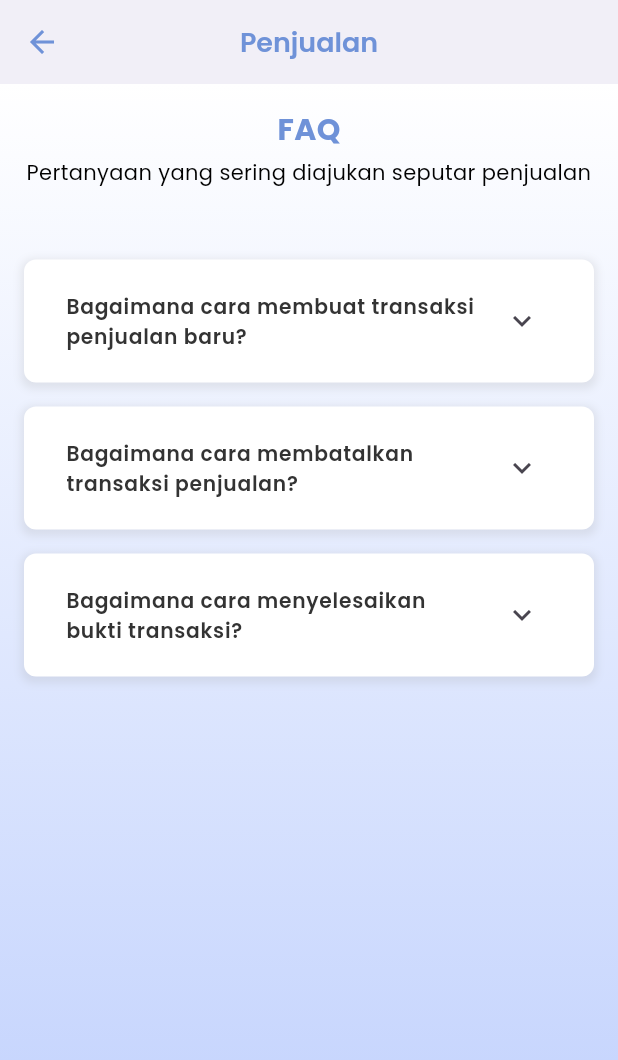
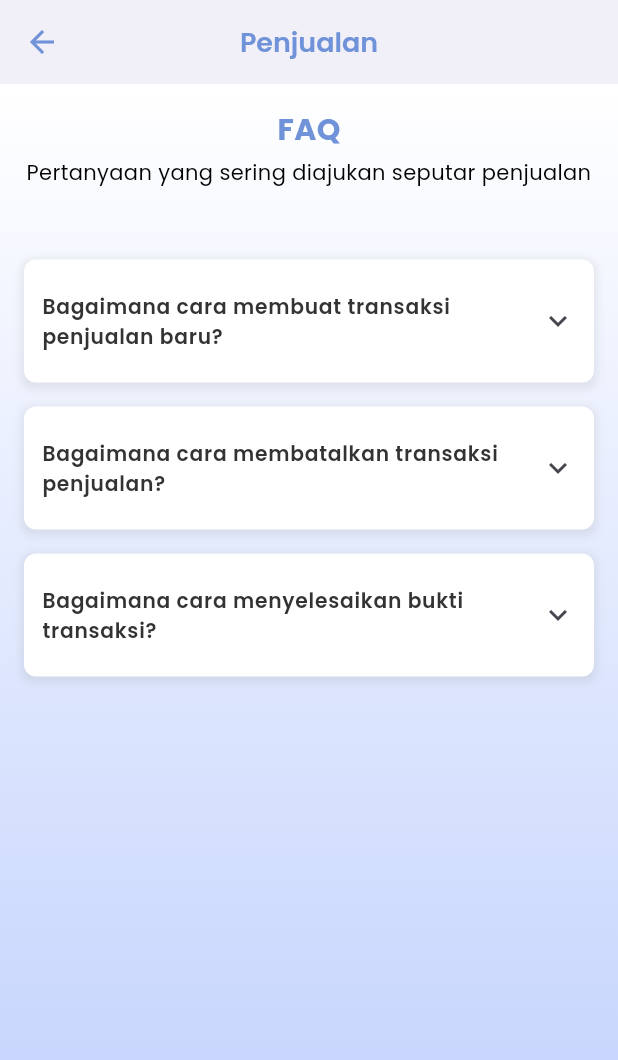
Before and after one commit to ahmadnabyl/fp_tekber_kel8, a Flutter app: the PenjualanPage screen opened directly, on a phone screen of 412 x 824 dp. Shown: the top 1060 px of the screen. Run offline on Flutter 3.47's test engine with Material 3 defaults, Android fonts, the phone set to English and light mode, and no system bars; our stand-ins replace cloud_firestore, firebase_core, google_fonts, image_picker, printing; accounts and stored records are empty.

Commit message:
UI rapi dikit

```diff
--- a/lib/screens/penjualan_page.dart
+++ b/lib/screens/penjualan_page.dart
@@ -34,7 +34,7 @@ class _PenjualanPageState extends State<PenjualanPage> {
           style: GoogleFonts.poppins(
             fontWeight: FontWeight.w600,
             fontSize: 18,
-            color: const Color(0xFF6F92D8), // Warna biru
+            color: const Color(0xFF6F92D8),
           ),
         ),
         backgroundColor: Colors.white,
@@ -48,17 +48,16 @@ class _PenjualanPageState extends State<PenjualanPage> {
         ),
       ),
       body: Container(
-        // Gradasi background
         decoration: BoxDecoration(
           gradient: LinearGradient(
             colors: [
-              Color(0xFFFFFFFF), // Warna putih
-              Color.fromARGB(255, 190, 207, 253), // Warna biru muda
+              Color(0xFFFFFFFF),
+              Color.fromARGB(255, 190, 207, 253),
             ],
             begin: Alignment.topCenter,
             end: Alignment.bottomCenter,
           ),
-        ), // Warna background putih murni
+        ),
         child: ListView(
           padding: const EdgeInsets.all(16.0),
           children: [
@@ -70,7 +69,7 @@ class _PenjualanPageState extends State<PenjualanPage> {
                     style: GoogleFonts.poppins(
                       fontSize: 20,
                       fontWeight: FontWeight.bold,
-                      color: const Color(0xFF6F92D8), // Warna biru
+                      color: const Color(0xFF6F92D8),
                     ),
                   ),
                   const SizedBox(height: 4),
@@ -118,26 +117,32 @@ class SaleDropdownItem extends StatelessWidget {
       margin: const EdgeInsets.symmetric(vertical: 8.0),
       padding: const EdgeInsets.all(12.0),
       decoration: BoxDecoration(
-        color: Colors.white, // Latar belakang putih murni
+        color: Colors.white,
         borderRadius: BorderRadius.circular(8.0),
         boxShadow: [
           BoxShadow(
             color: Colors.grey.withOpacity(0.2),
             spreadRadius: 2,
             blurRadius: 4,
-            offset: const Offset(0, 2), // Shadow di bawah
+            offset: const Offset(0, 2),
           ),
         ],
       ),
+      child: Theme(
+        data: Theme.of(context).copyWith(
+          dividerColor: Colors.transparent, // Menghilangkan garis hitam
+        ),
         child: ExpansionTile(
+          tilePadding: EdgeInsets.zero, // Menghapus padding bawaan
           title: Text(
             item.title,
             style: GoogleFonts.poppins(
               fontWeight: FontWeight.w600,
               fontSize: 13.5,
-            color: const Color(0xFF333333), // Warna teks utama
+              color: const Color(0xFF333333),
             ),
           ),
+          childrenPadding: EdgeInsets.zero, // Menghilangkan padding anak
           children: [
             Padding(
               padding: const EdgeInsets.all(8.0),
@@ -151,6 +156,7 @@ class SaleDropdownItem extends StatelessWidget {
             ),
           ],
         ),
+      ),
     );
   }
 }
```
Also changed, not shown: lib/screens/dompet_page.dart (+7 -0 lines), lib/screens/homepage.dart (+5 -5 lines), lib/screens/riwayat_produk_page.dart (+7 -0 lines), 5 other files. Lines whose indentation alone changed are shown as unchanged.
